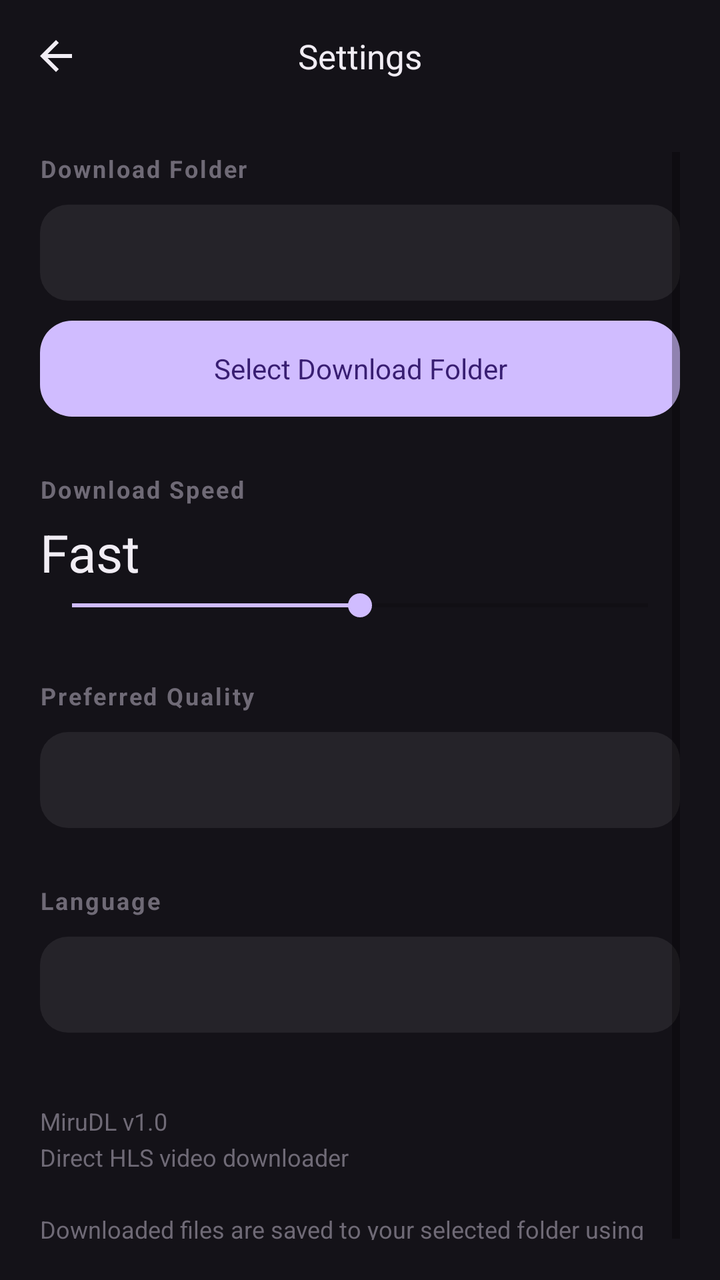
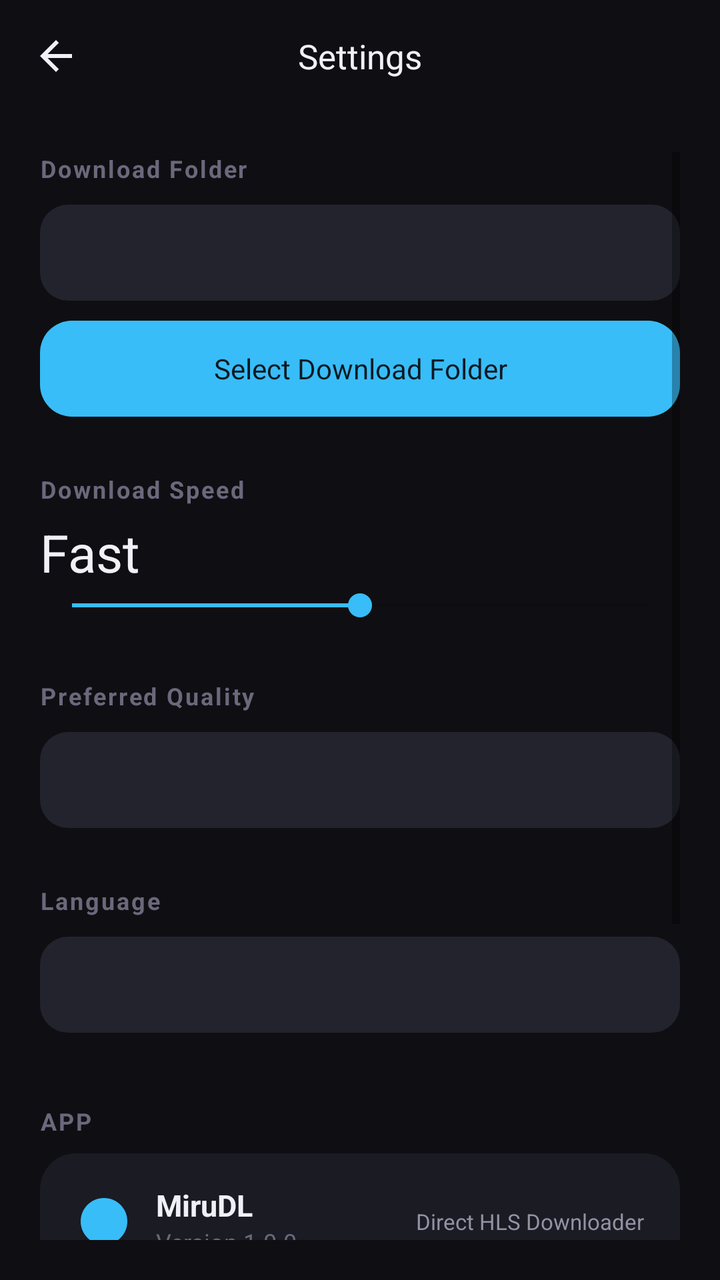

An Android layout rendered at two revisions. The XML below is the earlier revision; the diff shows what the commit changed to produce the second picture.
<!-- AndroidManifest.xml: application theme Theme.MiruDL -->
<!-- res/layout/activity_settings.xml -->
<?xml version="1.0" encoding="utf-8"?>
<LinearLayout xmlns:android="http://schemas.android.com/apk/res/android"
    android:layout_width="match_parent"
    android:layout_height="match_parent"
    android:orientation="vertical"
    android:background="@color/background">

    
    <RelativeLayout
        android:layout_width="match_parent"
        android:layout_height="56dp"
        android:paddingHorizontal="8dp"
        android:background="@color/background">

        <ImageView
            android:id="@+id/btn_back"
            android:layout_width="40dp"
            android:layout_height="40dp"
            android:layout_centerVertical="true"
            android:background="@drawable/bg_icon_circle"
            android:src="@drawable/ic_back"
            android:padding="8dp"
            android:tint="@color/text_primary" />

        <TextView
            android:layout_width="wrap_content"
            android:layout_height="wrap_content"
            android:layout_centerInParent="true"
            android:text="@string/settings"
            android:textColor="@color/text_primary"
            android:textSize="17sp" />

    </RelativeLayout>

    <ScrollView
        android:layout_width="match_parent"
        android:layout_height="match_parent"
        android:padding="20dp">

        <LinearLayout
            android:layout_width="match_parent"
            android:layout_height="wrap_content"
            android:orientation="vertical">

            
            <TextView
                style="@style/TextAppearance.MiruDL.SectionHeader"
                android:layout_width="wrap_content"
                android:layout_height="wrap_content"
                android:text="@string/download_folder"
                android:layout_marginBottom="10dp" />

            <TextView
                android:id="@+id/folder_path"
                android:layout_width="match_parent"
                android:layout_height="48dp"
                android:gravity="center_vertical"
                android:background="@drawable/bg_input"
                android:paddingHorizontal="14dp"
                android:textColor="@color/text_secondary"
                android:textSize="13sp"
                android:clickable="false"
                android:lines="1"
                android:ellipsize="end" />

            <TextView
                android:id="@+id/btn_select_folder"
                android:layout_width="match_parent"
                android:layout_height="48dp"
                android:gravity="center"
                android:text="@string/select_download_folder"
                android:textColor="@color/on_primary"
                android:background="@drawable/btn_primary"
                android:layout_marginTop="10dp"
                android:layout_marginBottom="28dp"
                android:clickable="true"
                android:focusable="true" />

            
            <TextView
                style="@style/TextAppearance.MiruDL.SectionHeader"
                android:layout_width="wrap_content"
                android:layout_height="wrap_content"
                android:text="@string/parallel_segments" />

            <TextView
                android:id="@+id/parallel_value"
                android:layout_width="wrap_content"
                android:layout_height="wrap_content"
                android:text="Fast"
                android:textColor="@color/text_primary"
                android:textSize="26sp"
                android:layout_marginTop="6dp" />

            <SeekBar
                android:id="@+id/parallel_seekbar"
                android:layout_width="match_parent"
                android:layout_height="wrap_content"
                android:max="32"
                android:progress="16"
                android:progressTint="@color/primary"
                android:thumbTint="@color/primary"
                android:layout_marginBottom="28dp" />

            
            <TextView
                style="@style/TextAppearance.MiruDL.SectionHeader"
                android:layout_width="wrap_content"
                android:layout_height="wrap_content"
                android:text="@string/preferred_quality"
                android:layout_marginBottom="10dp" />

            <Spinner
                android:id="@+id/quality_spinner"
                android:layout_width="match_parent"
                android:layout_height="48dp"
                android:background="@drawable/bg_input"
                android:paddingHorizontal="14dp"
                android:layout_marginBottom="28dp" />

            
            <TextView
                style="@style/TextAppearance.MiruDL.SectionHeader"
                android:layout_width="wrap_content"
                android:layout_height="wrap_content"
                android:text="@string/language"
                android:layout_marginBottom="10dp" />

            <Spinner
                android:id="@+id/lang_spinner"
                android:layout_width="match_parent"
                android:layout_height="48dp"
                android:background="@drawable/bg_input"
                android:paddingHorizontal="14dp"
                android:layout_marginBottom="28dp" />

            
            <TextView
                android:layout_width="match_parent"
                android:layout_height="wrap_content"
                android:layout_marginTop="8dp"
                android:text="MiruDL v1.0\nDirect HLS video downloader\n\nDownloaded files are saved to your selected folder using Android's Storage Access Framework."
                android:textColor="@color/text_tertiary"
                android:textSize="12sp"
                android:lineSpacingExtra="4dp" />

        </LinearLayout>

    </ScrollView>

</LinearLayout>
<!-- resources referenced by this layout -->
<resources>
  <color name="background">#141218</color>
  <color name="on_primary">#381E72</color>
  <color name="primary">#D0BCFF</color>
  <color name="text_primary">#F1EDF4</color>
  <color name="text_secondary">#9A94A0</color>
  <color name="text_tertiary">#6F6A76</color>
  <!-- drawable bg_icon_circle (drawable) -->
  <ripple xmlns:android="http://schemas.android.com/apk/res/android"
      android:color="@color/divider">
      <item>
          <shape android:shape="oval">
              <solid android:color="@android:color/transparent" />
          </shape>
      </item>
  </ripple>
  <!-- drawable bg_input (drawable) -->
  <shape xmlns:android="http://schemas.android.com/apk/res/android">
      <solid android:color="@color/surface_variant" />
      <corners android:radius="14dp" />
  </shape>
  <string name="download_folder">Download Folder</string>
  <string name="language">Language</string>
  <string name="parallel_segments">Download Speed</string>
  <string name="preferred_quality">Preferred Quality</string>
  <string name="select_download_folder">Select Download Folder</string>
  <string name="settings">Settings</string>
  <style name="TextAppearance.MiruDL.SectionHeader" parent="@android:style/TextAppearance">
          <item name="android:textColor">@color/text_tertiary</item>
          <item name="android:textSize">12sp</item>
          <item name="android:textStyle">bold</item>
          <item name="android:letterSpacing">0.08</item>
      </style>
  <color name="divider">#332F37</color>
  <color name="surface_variant">#252329</color>
  <style name="Widget.MiruDL.Spinner" parent="Widget.AppCompat.Spinner">
          <item name="android:background">@drawable/bg_input</item>
      </style>
  <!-- unchanged entries left out for length: 3 -->
</resources>

<!-- the commit's change to res/layout/activity_settings.xml (unified diff, before → after) -->
@@ -136,13 +136,217 @@
 
             
             <TextView
-                android:layout_width="match_parent"
+                style="@style/TextAppearance.MiruDL.SectionHeader"
+                android:layout_width="wrap_content"
                 android:layout_height="wrap_content"
                 android:layout_marginTop="8dp"
-                android:text="MiruDL v1.0\nDirect HLS video downloader\n\nDownloaded files are saved to your selected folder using Android's Storage Access Framework."
-                android:textColor="@color/text_tertiary"
-                android:textSize="12sp"
-                android:lineSpacingExtra="4dp" />
+                android:layout_marginBottom="8dp"
+                android:text="APP" />
+
+            <LinearLayout
+                android:layout_width="match_parent"
+                android:layout_height="wrap_content"
+                android:layout_marginBottom="20dp"
+                android:background="@drawable/bg_card"
+                android:orientation="vertical"
+                android:padding="6dp">
+
+                <LinearLayout
+                    android:layout_width="match_parent"
+                    android:layout_height="56dp"
+                    android:orientation="horizontal"
+                    android:gravity="center_vertical"
+                    android:paddingHorizontal="12dp">
+
+                    <ImageView
+                        android:layout_width="28dp"
+                        android:layout_height="28dp"
+                        android:src="@drawable/ic_launcher"
+                        android:tint="@color/primary" />
+
+                    <LinearLayout
+                        android:layout_width="0dp"
+                        android:layout_height="wrap_content"
+                        android:layout_weight="1"
+                        android:orientation="vertical"
+                        android:layout_marginStart="12dp">
+
+                        <TextView
+                            android:layout_width="wrap_content"
+                            android:layout_height="wrap_content"
+                            android:text="MiruDL"
+                            android:textColor="@color/text_primary"
+                            android:textSize="15sp"
+                            android:textStyle="bold" />
+
+                        <TextView
+                            android:layout_width="wrap_content"
+                            android:layout_height="wrap_content"
+                            android:text="Version 1.0.0"
+                            android:textColor="@color/text_tertiary"
+                            android:textSize="12sp" />
+
+                    </LinearLayout>
+
+                    <TextView
+                        android:layout_width="wrap_content"
+                        android:layout_height="wrap_content"
+                        android:text="Direct HLS Downloader"
+                        android:textColor="@color/text_secondary"
+                        android:textSize="11sp"
+                        android:maxLines="1"
+                        android:ellipsize="end" />
+
+                </LinearLayout>
+
+                <View
+                    android:layout_width="match_parent"
+                    android:layout_height="1dp"
+                    android:layout_marginHorizontal="12dp"
+                    android:background="@color/divider" />
+
+                <LinearLayout
+                    android:id="@+id/btn_crash_reports"
+                    android:layout_width="match_parent"
+                    android:layout_height="48dp"
+                    android:orientation="horizontal"
+                    android:gravity="center_vertical"
+                    android:paddingHorizontal="12dp"
+                    android:clickable="true"
+                    android:focusable="true"
+                    android:background="@drawable/bg_card_ripple">
+
+                    <ImageView
+                        android:layout_width="22dp"
+                        android:layout_height="22dp"
+                        android:src="@drawable/ic_info"
+                        android:tint="@color/text_secondary" />
+
+                    <TextView
+                        android:layout_width="0dp"
+                        android:layout_height="wrap_content"
+                        android:layout_weight="1"
+                        android:layout_marginStart="12dp"
+                        android:text="Crash Reports"
+                        android:textColor="@color/text_primary"
+                        android:textSize="14sp" />
+
+                    <ImageView
+                        android:layout_width="18dp"
+                        android:layout_height="18dp"
+                        android:src="@drawable/ic_chevron_right"
+                        android:tint="@color/text_tertiary" />
+
+                </LinearLayout>
+
+            </LinearLayout>
+
+            
+            <TextView
+                style="@style/TextAppearance.MiruDL.SectionHeader"
+                android:layout_width="wrap_content"
+                android:layout_height="wrap_content"
+                android:layout_marginBottom="8dp"
+                android:text="DEVELOPER" />
+
+            <LinearLayout
+                android:layout_width="match_parent"
+                android:layout_height="wrap_content"
+                android:layout_marginBottom="24dp"
+                android:background="@drawable/bg_card"
+                android:orientation="vertical"
+                android:padding="6dp">
+
+                <LinearLayout
+                    android:layout_width="match_parent"
+                    android:layout_height="56dp"
+                    android:orientation="horizontal"
+                    android:gravity="center_vertical"
+                    android:paddingHorizontal="12dp">
+
+                    <LinearLayout
+                        android:layout_width="40dp"
+                        android:layout_height="40dp"
+                        android:gravity="center"
+                        android:background="@drawable/bg_icon_circle">
+
+                        <TextView
+                            android:layout_width="wrap_content"
+                            android:layout_height="wrap_content"
+                            android:text="MSR"
+                            android:textColor="@color/primary"
+                            android:textSize="13sp"
+                            android:textStyle="bold" />
+
+                    </LinearLayout>
+
+                    <LinearLayout
+                        android:layout_width="0dp"
+                        android:layout_height="wrap_content"
+                        android:layout_weight="1"
+                        android:orientation="vertical"
+                        android:layout_marginStart="12dp">
+
+                        <TextView
+                            android:layout_width="wrap_content"
+                            android:layout_height="wrap_content"
+                            android:text="msrofficial"
+                            android:textColor="@color/text_primary"
+                            android:textSize="15sp"
+                            android:textStyle="bold" />
+
+                        <TextView
+                            android:layout_width="wrap_content"
+                            android:layout_height="wrap_content"
+                            android:text="Developer"
+                            android:textColor="@color/text_tertiary"
+                            android:textSize="12sp" />
+
+                    </LinearLayout>
+
+                </LinearLayout>
+
+                <View
+                    android:layout_width="match_parent"
+                    android:layout_height="1dp"
+                    android:layout_marginHorizontal="12dp"
+                    android:background="@color/divider" />
+
+                <LinearLayout
+                    android:id="@+id/id_github_link"
+                    android:layout_width="match_parent"
+                    android:layout_height="48dp"
+                    android:orientation="horizontal"
+                    android:gravity="center_vertical"
+                    android:paddingHorizontal="12dp"
+                    android:clickable="true"
+                    android:focusable="true"
+                    android:background="@drawable/bg_card_ripple">
+
+                    <ImageView
+                        android:layout_width="22dp"
+                        android:layout_height="22dp"
+                        android:src="@drawable/ic_terminal"
+                        android:tint="@color/text_secondary" />
+
+                    <TextView
+                        android:layout_width="0dp"
+                        android:layout_height="wrap_content"
+                        android:layout_weight="1"
+                        android:layout_marginStart="12dp"
+                        android:text="GitHub"
+                        android:textColor="@color/text_primary"
+                        android:textSize="14sp" />
+
+                    <ImageView
+                        android:layout_width="18dp"
+                        android:layout_height="18dp"
+                        android:src="@drawable/ic_chevron_right"
+                        android:tint="@color/text_tertiary" />
+
+                </LinearLayout>
+
+            </LinearLayout>
 
         </LinearLayout>
 
<!-- resource entries referenced after the edit -->
@@ -1,11 +1,27 @@
 <!-- resources referenced by this layout -->
 <resources>
-  <color name="background">#141218</color>
-  <color name="on_primary">#381E72</color>
-  <color name="primary">#D0BCFF</color>
-  <color name="text_primary">#F1EDF4</color>
-  <color name="text_secondary">#9A94A0</color>
-  <color name="text_tertiary">#6F6A76</color>
+  <color name="background">#0F0F13</color>
+  <color name="on_primary">#0C1922</color>
+  <color name="primary">#38BDF8</color>
+  <color name="text_primary">#F1F0F7</color>
+  <color name="text_secondary">#9491A4</color>
+  <color name="text_tertiary">#6B687C</color>
+  <!-- drawable bg_card (drawable) -->
+  <shape xmlns:android="http://schemas.android.com/apk/res/android">
+      <solid android:color="@color/surface" />
+      <corners android:radius="18dp" />
+  </shape>
+  <!-- drawable bg_card_ripple (drawable) -->
+  <ripple xmlns:android="http://schemas.android.com/apk/res/android"
+      android:color="@color/primary">
+      <item android:id="@android:id/mask">
+          <shape android:shape="rectangle">
+              <solid android:color="@android:color/white" />
+              <corners android:radius="18dp" />
+          </shape>
+      </item>
+      <item android:drawable="@drawable/bg_card" />
+  </ripple>
   <!-- drawable bg_icon_circle (drawable) -->
   <ripple xmlns:android="http://schemas.android.com/apk/res/android"
       android:color="@color/divider">
@@ -20,6 +36,40 @@
       <solid android:color="@color/surface_variant" />
       <corners android:radius="14dp" />
   </shape>
+  <!-- drawable ic_chevron_right (drawable) -->
+  <vector xmlns:android="http://schemas.android.com/apk/res/android"
+      android:width="24dp" android:height="24dp"
+      android:viewportWidth="24" android:viewportHeight="24">
+      <path android:fillColor="#FFFFFF"
+          android:pathData="M8.59,16.59L13.17,12 8.59,7.41 10,6l6,6 -6,6z" />
+  </vector>
+  <!-- drawable ic_info (drawable) -->
+  <vector xmlns:android="http://schemas.android.com/apk/res/android"
+      android:width="24dp" android:height="24dp"
+      android:viewportWidth="24" android:viewportHeight="24">
+      <path android:fillColor="#FFFFFF"
+          android:pathData="M12,2C6.48,2 2,6.48 2,12s4.48,10 10,10 10,-4.48 10,-10S17.52,2 12,2zM13,17h-2v-6h2v6zM13,9h-2V7h2v2z" />
+  </vector>
+  <!-- drawable ic_launcher (drawable) -->
+  <vector xmlns:android="http://schemas.android.com/apk/res/android"
+      android:width="48dp"
+      android:height="48dp"
+      android:viewportWidth="48"
+      android:viewportHeight="48">
+      <path
+          android:fillColor="#FF6B35"
+          android:pathData="M24,4C12.95,4 4,12.95 4,24s8.95,20 20,20 20,-8.95 20,-20S35.05,4 24,4z" />
+      <path
+          android:fillColor="#FFFFFF"
+          android:pathData="M20,14v20l16,-10z" />
+  </vector>
+  <!-- drawable ic_terminal (drawable) -->
+  <vector xmlns:android="http://schemas.android.com/apk/res/android"
+      android:width="24dp" android:height="24dp"
+      android:viewportWidth="24" android:viewportHeight="24">
+      <path android:fillColor="#FFFFFF"
+          android:pathData="M20,4H4c-1.1,0 -2,0.9 -2,2v12c0,1.1 0.9,2 2,2h16c1.1,0 2,-0.9 2,-2V6c0,-1.1 -0.9,-2 -2,-2zM7.5,17l-1.41,-1.41L8.67,13 6.09,10.41 7.5,9l4,4z" />
+  </vector>
   <string name="download_folder">Download Folder</string>
   <string name="language">Language</string>
   <string name="parallel_segments">Download Speed</string>
@@ -32,8 +82,9 @@
           <item name="android:textStyle">bold</item>
           <item name="android:letterSpacing">0.08</item>
       </style>
-  <color name="divider">#332F37</color>
-  <color name="surface_variant">#252329</color>
+  <color name="surface">#1A1B23</color>
+  <color name="divider">#2E2F3D</color>
+  <color name="surface_variant">#22232D</color>
   <style name="Widget.MiruDL.Spinner" parent="Widget.AppCompat.Spinner">
           <item name="android:background">@drawable/bg_input</item>
       </style>
